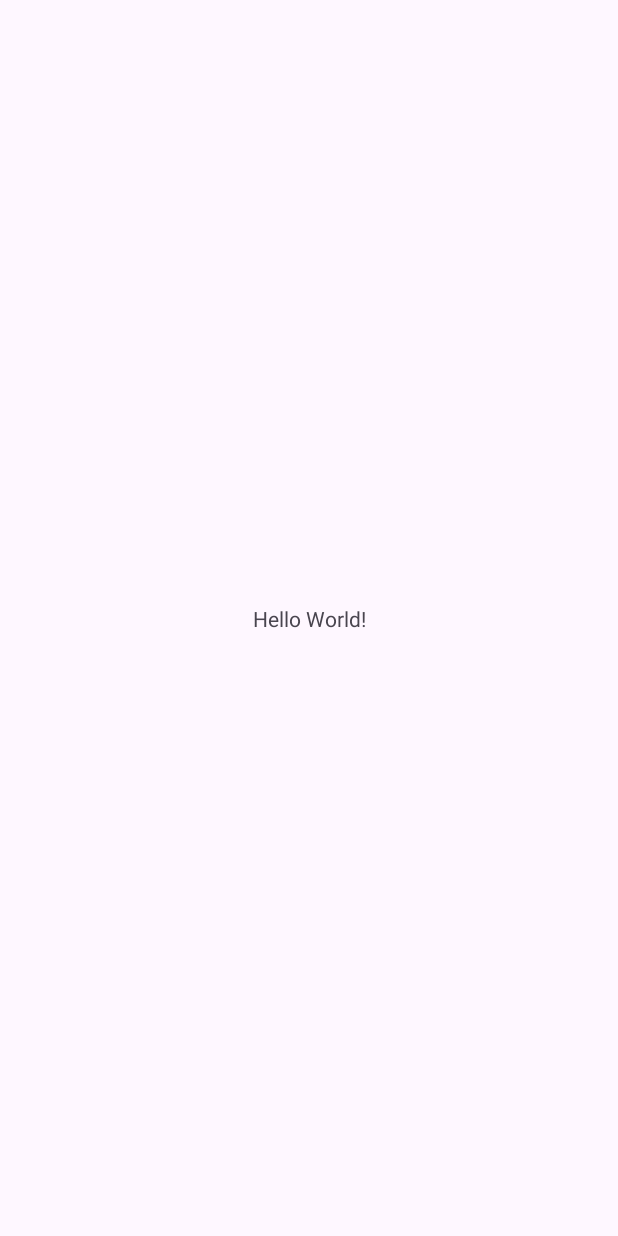
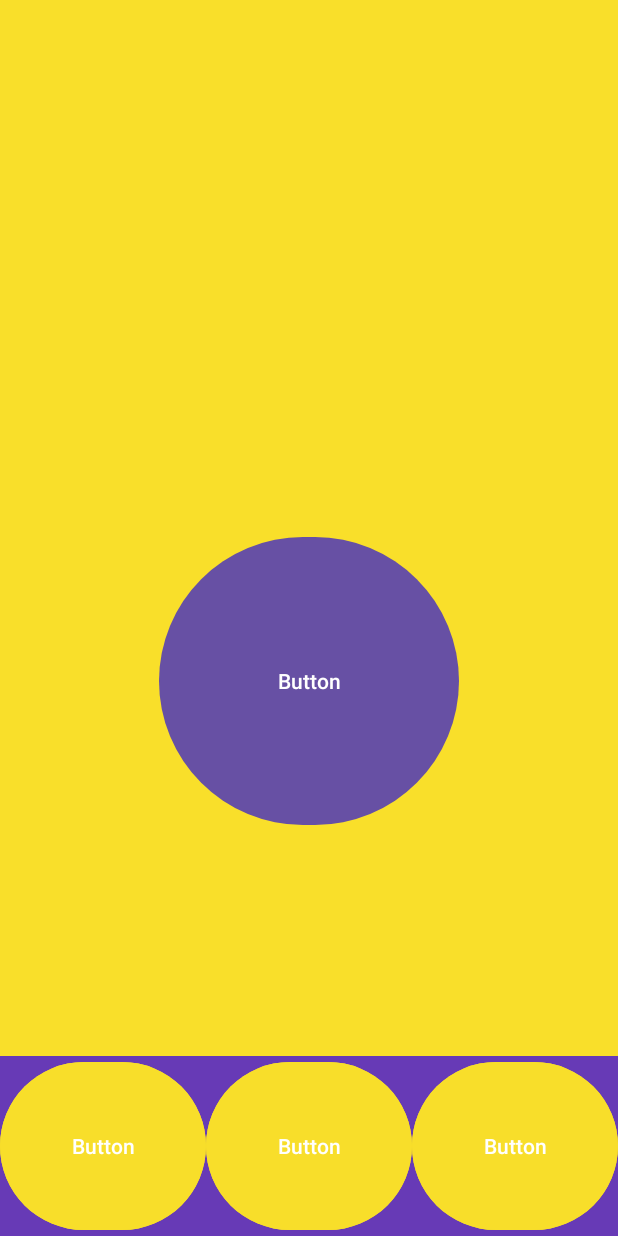
Before and after one commit to yuripastorovic/TimesUpParty, an Android app: the screen it shows after launch (MainActivity), on a phone screen of 412 x 824 dp. Before the commit the screen is almost empty. Run offline under Robolectric (Android 15) with nearby library versions, the phone set to English and light mode, and no system bars.

Commit message:
primera prueba

```diff
--- a/app/src/main/res/layout/activity_main.xml
+++ b/app/src/main/res/layout/activity_main.xml
@@ -4,15 +4,59 @@
     xmlns:tools="http://schemas.android.com/tools"
     android:layout_width="match_parent"
     android:layout_height="match_parent"
+    android:background="#FAE02A"
+    android:backgroundTint="#F9DF2A"
     tools:context=".MainActivity">
 
-    <TextView
-        android:layout_width="wrap_content"
-        android:layout_height="wrap_content"
-        android:text="Hello World!"
+    <TableLayout
+        android:id="@+id/tableLayout"
+        android:layout_width="match_parent"
+        android:layout_height="120dp"
+        android:background="#673AB6"
         app:layout_constraintBottom_toBottomOf="parent"
         app:layout_constraintEnd_toEndOf="parent"
-        app:layout_constraintStart_toStartOf="parent"
-        app:layout_constraintTop_toTopOf="parent" />
+        app:layout_constraintStart_toStartOf="parent">
 
+        <TableRow
+            android:layout_width="match_parent"
+            android:layout_height="match_parent"
+            android:layout_weight="1">
+
+            <Button
+                android:id="@+id/button6"
+                android:layout_width="wrap_content"
+                android:layout_height="match_parent"
+                android:layout_weight="1"
+                android:backgroundTint="#F8DE2A"
+                android:text="Button" />
+
+            <Button
+                android:id="@+id/button5"
+                android:layout_width="wrap_content"
+                android:layout_height="match_parent"
+                android:layout_weight="1"
+                android:backgroundTint="#F8DE2A"
+                android:text="Button" />
+
+            <Button
+                android:id="@+id/button7"
+                android:layout_width="wrap_content"
+                android:layout_height="match_parent"
+                android:layout_weight="1"
+                android:backgroundTint="#F8DE2A"
+                android:text="Button"
+                app:strokeColor="#8F3F3F" />
+        </TableRow>
+
+    </TableLayout>
+
+    <Button
+        android:id="@+id/button"
+        android:layout_width="200dp"
+        android:layout_height="200dp"
+        android:layout_marginBottom="150dp"
+        android:text="Button"
+        app:layout_constraintBottom_toTopOf="@+id/tableLayout"
+        app:layout_constraintEnd_toEndOf="parent"
+        app:layout_constraintStart_toStartOf="parent" />
 </androidx.constraintlayout.widget.ConstraintLayout>
```
